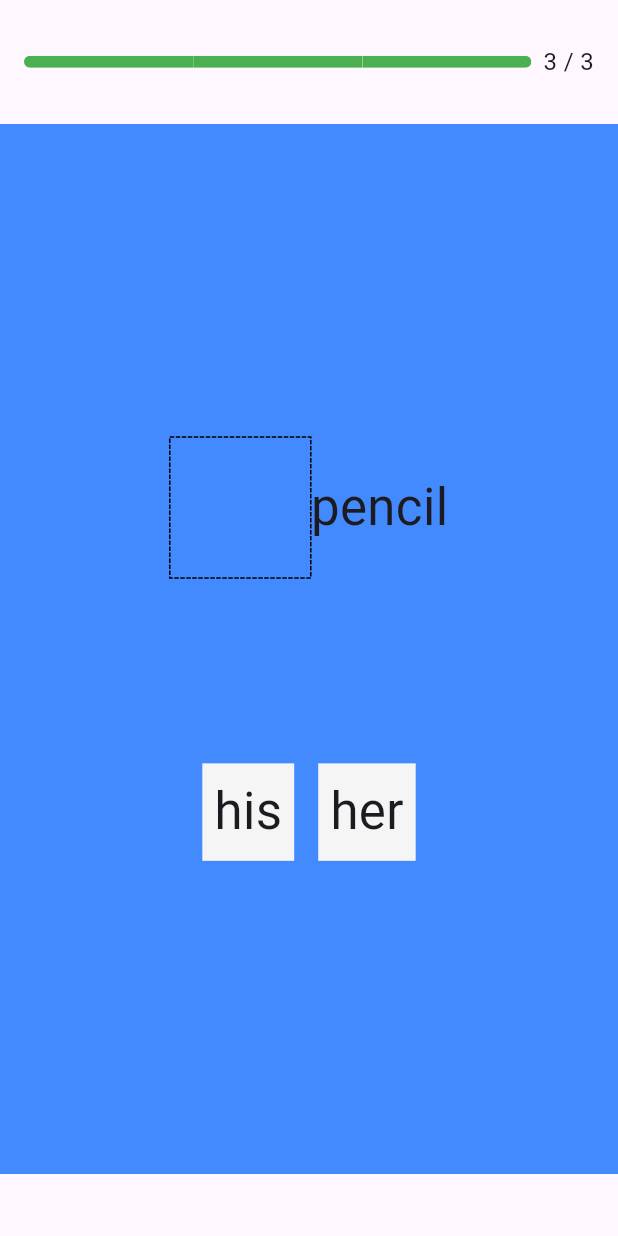
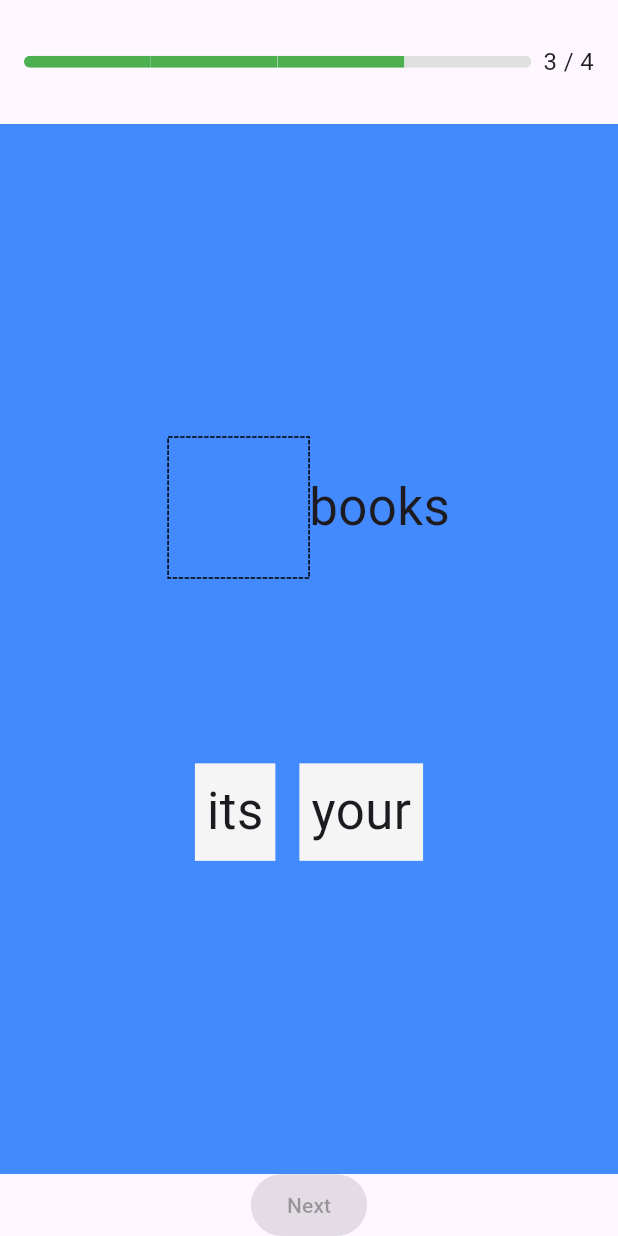
Before and after one commit to BhakinKhantarjeerawat/collocation_dictionary, a Flutter app: the TestPageView screen opened directly, swiped to page 3, on a phone screen of 412 x 824 dp. Run offline on Flutter 3.47's test engine with Material 2 defaults, Android fonts, the light colour scheme and no system bars; drawn by our look-alikes of dotted_border, step_progress_indicator; our stand-ins replace flutter_riverpod, flutter_tts, page_transition, riverpod_annotation; generated files the repository leaves out were written again.

Commit message:
fix showing answer in all PageView children

```diff
--- a/lib/features/home/presentation/test_page_view.dart
+++ b/lib/features/home/presentation/test_page_view.dart
@@ -1,3 +1,4 @@
+import 'package:collocation_dictionary/common_widgets/drag_widget.dart';
 import 'package:collocation_dictionary/common_widgets/my_text.dart';
 import 'package:collocation_dictionary/constants/app_sizes.dart';
 import 'package:collocation_dictionary/project_lists/drag_widget_list.dart';
@@ -5,9 +6,9 @@ import 'package:flutter/material.dart';
 import 'package:flutter_riverpod/flutter_riverpod.dart';
 import 'package:step_progress_indicator/step_progress_indicator.dart';
 
-final pageControllerProvider = StateProvider<PageController>((ref) {
-  return PageController();
-});
+// final pageControllerProvider = StateProvider<PageController>((ref) {
+//   return PageController();
+// });
 
 class TestPageView extends ConsumerStatefulWidget {
   const TestPageView({super.key});
@@ -18,19 +19,18 @@ class TestPageView extends ConsumerStatefulWidget {
 
 class _TestPageViewState extends ConsumerState<TestPageView> {
   int activePage = 0;
-  // final PageController _pageController = PageController();
+  late PageController _pageController = PageController();
 
-  // void nextPage() {
-  //   _pageController.nextPage(
-  //       duration: const Duration(milliseconds: 500), curve: Curves.easeIn);
-  // }
+  void nextPage() {
+    _pageController.nextPage(
+        duration: const Duration(milliseconds: 500), curve: Curves.easeIn);
+  }
 
-
-  // @override
-  // void initState() {
-  //   super.initState();
-  //   _pageController = PageController();
-  // }
+  @override
+  void initState() {
+    super.initState();
+    _pageController = PageController();
+  }
 
   @override
   Widget build(BuildContext context) {
@@ -64,7 +64,7 @@ class _TestPageViewState extends ConsumerState<TestPageView> {
                 physics: const NeverScrollableScrollPhysics(),
                 itemCount: dragWidgets.length,
                 pageSnapping: true,
-                controller: ref.watch(pageControllerProvider),
+                controller: _pageController,
                 onPageChanged: (page) {
                   setState(() {
                     activePage = page;
@@ -74,13 +74,18 @@ class _TestPageViewState extends ConsumerState<TestPageView> {
                   return Container(child: dragWidgets[pagePosition]);
                 }),
           ),
-          // SizedBox(
-          //   height: MediaQuery.of(context).size.height * 0.05,
-          //   child: ElevatedButton(
-          //     onPressed: () => nextPage(),
-          //     child: const Text('Next'),
-          //   ),
-          // )
+          SizedBox(
+            height: MediaQuery.of(context).size.height * 0.05,
+            child: ElevatedButton(
+              onPressed:
+              !ref.watch(isDroppedProvider) ? null :
+              () {
+                ref.read(isDroppedProvider.notifier).state = false;
+                nextPage();
+              },
+              child: const Text('Next'),
+            ),
+          )
         ],
       ),
     );
--- a/lib/project_lists/drag_widget_list.dart
+++ b/lib/project_lists/drag_widget_list.dart
@@ -15,7 +15,13 @@ List<Widget> dragWidgets = [
     answer: 'my',
   ),
   const DragWidget(
-    shownWord: 'pencil',
+    shownWord: 'books',
+    firstChoice: 'its',
+    secondChoice: 'your',
+    answer: 'its',
+  ),
+   const DragWidget(
+    shownWord: 'school',
     firstChoice: 'his',
     secondChoice: 'her',
     answer: 'his',
```
Also changed, not shown: lib/common_widgets/drag_widget.dart (+7 -7 lines).
